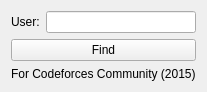
First picture: the form in Graphics/CFFindUser.ui, repository MathUH/CFApiController, before the edit.
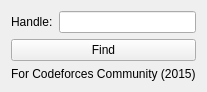
Second picture: the form after the edit.

Commit message:
Changes: *	Error class to handle requested submissions
Updates:
* Graphics interface to see CF Api Objects
* Manger to find user

What changed in the file:
```diff
--- a/Graphics/CFFindUser.ui
+++ b/Graphics/CFFindUser.ui
@@ -21,7 +21,7 @@
        <item>
         <widget class="QLabel" name="label">
          <property name="text">
-          <string>User:</string>
+          <string>Handle:</string>
          </property>
         </widget>
        </item>
```
Left out of the diff: 2 changed lines with no effect on the pictures. The commit also changes 1 other file.
